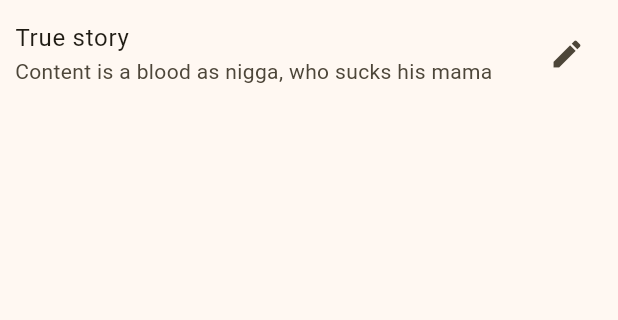
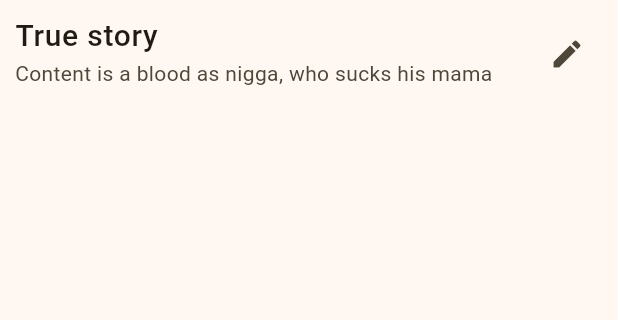
Before and after one commit to Odarteifx/notes_app, a Flutter app: the screen it shows after launch, after a tap on "New Note", on a phone screen of 412 x 824 dp, the part 180-500 px from its top. Run offline on Flutter 3.47's test engine with Material 3 defaults, Android fonts, the phone set to English and light mode, and no system bars; our stand-ins replace flutter_riverpod; network calls fail.

```diff
--- a/lib/main.dart
+++ b/lib/main.dart
@@ -53,12 +53,17 @@ class MyHomePage extends ConsumerWidget {
             delegate: SliverChildBuilderDelegate(
               (BuildContext context, int index) {
                 return ListTile(
-                 contentPadding: EdgeInsets.symmetric(horizontal: 10),
-                  title: Text(noteNotifier.noeEntry[index].title),
-                  subtitle: Text(noteNotifier.noeEntry[index].content,
-                  softWrap: true,
-                  maxLines: 1,
-                  overflow: TextOverflow.ellipsis,
+                  contentPadding: const EdgeInsets.symmetric(horizontal: 10),
+                  title: Text(
+                    noteNotifier.noeEntry[index].title,
+                    style: const TextStyle(
+                        fontSize: 20, fontWeight: FontWeight.w500),
+                  ),
+                  subtitle: Text(
+                    noteNotifier.noeEntry[index].content,
+                    softWrap: true,
+                    maxLines: 1,
+                    overflow: TextOverflow.ellipsis,
                   ),
                   trailing: IconButton(
                       onPressed: () {}, icon: const Icon(Icons.edit)),
@@ -70,10 +75,15 @@ class MyHomePage extends ConsumerWidget {
         ],
       ),
       floatingActionButton: FloatingActionButton.extended(
-        icon: const Icon(Icons.add),
+          icon: const Icon(Icons.add),
           onPressed: () {
+             Dialog.fullscreen(
+              child: Dialog(
+                child: Text('data'),
+              ),
+            );
           },
-           label: const Text('New Note')),
+          label: const Text('New Note')),
     );
   }
 }
--- a/lib/riverpod/note_provider.dart
+++ b/lib/riverpod/note_provider.dart
@@ -3,16 +3,18 @@ import 'package:flutter_riverpod/flutter_riverpod.dart';
 import 'package:notes_app/data/notes.dart';
 import 'package:notes_app/models/models.dart';
 
-
-class NoteNotifier extends ChangeNotifier{
-
+class NoteNotifier extends ChangeNotifier {
   List<NoteEntry> get noeEntry => noteEntry;
 
-  void addNote(NoteEntry note){
+  void addNote(NoteEntry note) {
     noeEntry.add(note);
   }
+
+  void removeNote(NoteEntry note) {
+    noeEntry.remove(note);
   }
+}
 
-final noteProvider = ChangeNotifierProvider((ref){
+final noteProvider = ChangeNotifierProvider((ref) {
   return NoteNotifier();
 });
```
